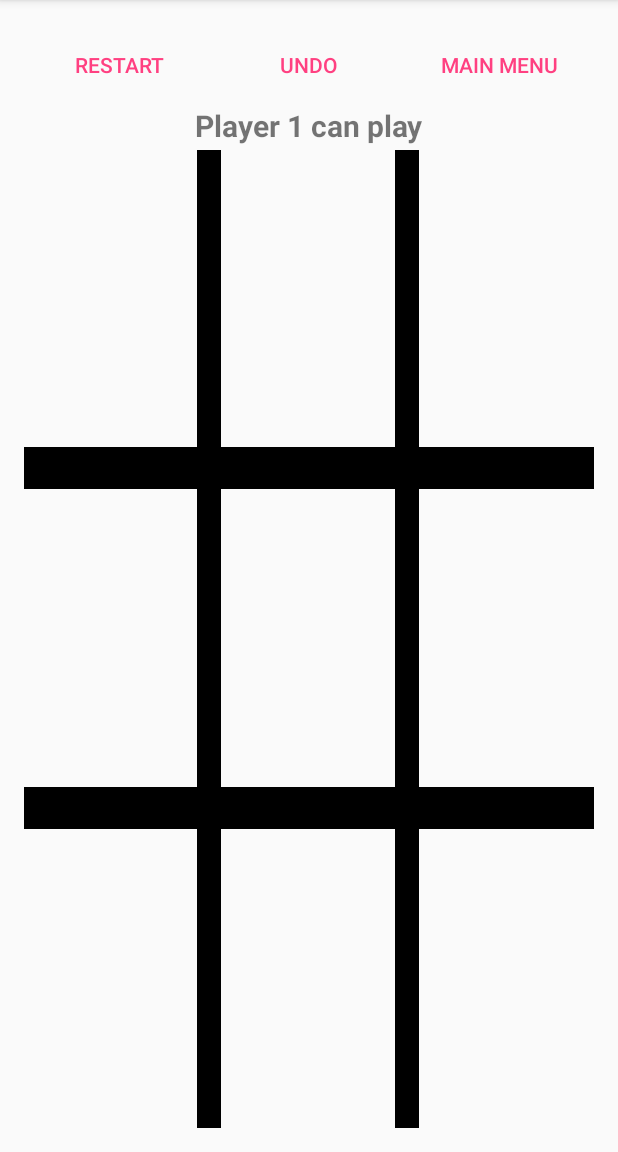
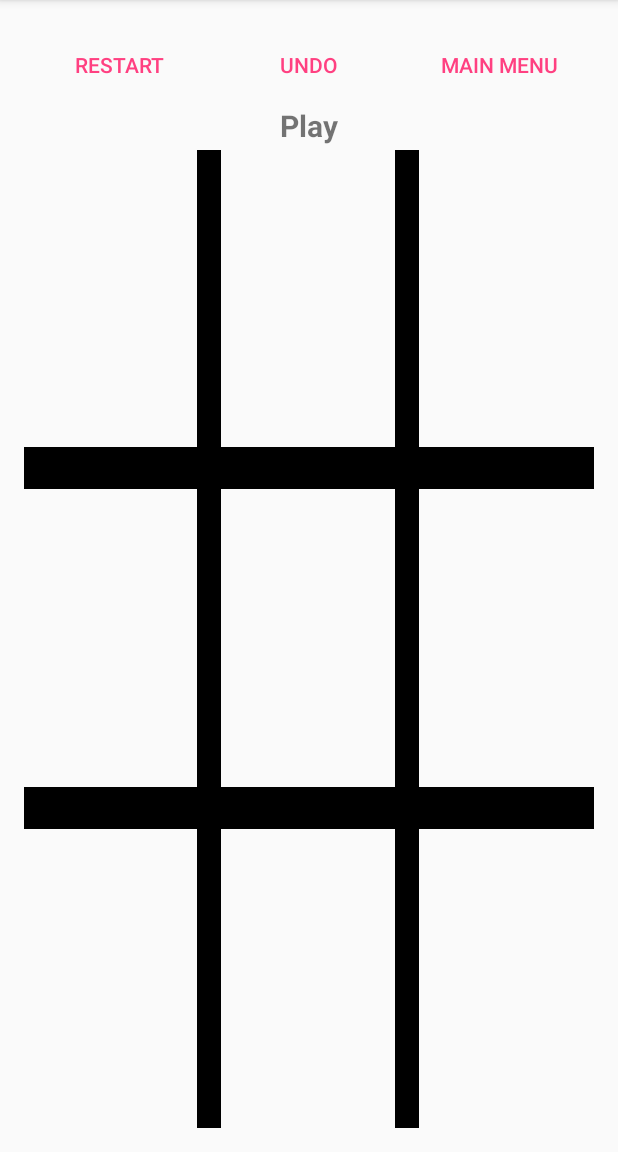
Before and after one commit to punit-kulal/MiniGames, an Android app: the TicTacToe1P screen opened directly, with no data from a screen before it, after a tap on "RESTART", on a phone screen of 412 x 824 dp, the part 84-1236 px from its top. Run offline under Robolectric (Android 15) with nearby library versions, the phone set to English and light mode, and no system bars.

Commit message:
Integrated 1P for tic tac toe Switched to common layout.

```diff
--- a/app/src/main/java/com/example/android/minigames/TicTacToe1P.java
+++ b/app/src/main/java/com/example/android/minigames/TicTacToe1P.java
@@ -1,14 +1,170 @@
 package com.example.android.minigames;
 
+import android.content.Intent;
+import android.graphics.Color;
+import android.os.Build;
 import android.os.Bundle;
 import android.support.v7.app.AppCompatActivity;
+import android.view.View;
+import android.widget.Button;
+import android.widget.ImageView;
+import android.widget.TextView;
+
+import java.util.Arrays;
+import java.util.Stack;
+
+import static com.example.android.minigames.R.layout.tic_tac_toe;
+import static com.example.android.minigames.TicTacToeAI.DEALLOCATE;
+import static com.example.android.minigames.TicTacToeAI.SIZE;
+import static com.example.android.minigames.TicTacToeAI.board;
+import static com.example.android.minigames.TicTacToeAI.hasWon;
 
 public class TicTacToe1P extends AppCompatActivity {
+    int[] imageSelector = new int[2];
+    ImageView[][] list = new ImageView[3][3];
+    boolean winner = false;
+    int[][] idArray;
+    int id, compImage = 0, humanImage = 1;
+    Stack<Integer> undo = new Stack<>();
+    TicTacToeAI pc = new TicTacToeAI();
 
     @Override
     protected void onCreate(Bundle savedInstanceState) {
         super.onCreate(savedInstanceState);
-        setContentView(R.layout.tic_tac_toe1_p);
+        setContentView(tic_tac_toe);
+        idArray = new int[][]{{R.id.one, R.id.two, R.id.three},
+                {R.id.four, R.id.five, R.id.six},
+                {R.id.seven, R.id.eight, R.id.nine}};
+        imageSelector[0] = R.mipmap.x;
+        imageSelector[1] = R.mipmap.gameo;
+        for (int i = 0; i < 3; i++) {
+            Arrays.fill(board[i], DEALLOCATE);
+            for (int j = 0; j < 3; j++) {
+                list[i][j] = (ImageView) findViewById(idArray[i][j]);
+            }
+        }
+        //Initializing here because common layout.
+        ((TextView) findViewById(R.id.Player)).setText(R.string.t1_inital);
     }
 
+    public void addMarker(View view) {
+        allotmove((ImageView) view, humanImage, TicTacToeAI.HUMAN);
+        if (checkIfOver(R.string.t1_hwin)) {
+            return;
+        }
+        //Computer plays;
+        int[] temp;
+        temp = pc.move();
+        allotmove((ImageView) findViewById(idArray[temp[0]][temp[1]]), compImage, TicTacToeAI.COMPUTER);
+        if (checkIfOver(R.string.t1_cwin))
+            ;
+    }
+
+    private boolean checkIfOver(int stringID) {
+        if (hasWon()) {
+            afterGameOver(stringID);
+            return true;
+        }
+        if (isDraw()) {
+            afterGameOver(R.string.draw);
+            return true;
+        }
+        return false;
+    }
+
+    void allotmove(ImageView view, int imageselect, int player) {
+        int[] move;
+        view.setImageResource(imageSelector[imageselect]);
+        view.setTag(imageSelector[imageselect]);
+        view.setOnClickListener(null);
+        id = view.getId();
+        undo.add(id);
+        move = getRowCol(id);
+        board[move[0]][move[1]] = player;
+    }
+
+    void afterGameOver(int stringID) {
+        for (int i = 0; i < SIZE; i++) {
+            for (int j = 0; j < SIZE; j++) {
+                list[i][j].setOnClickListener(null);
+            }
+        }
+        ((TextView)findViewById(R.id.Player)).setText(stringID);
+        Button undo_button = (Button)findViewById(R.id.UNDO);
+        undo_button.setClickable(false);
+        undo_button.setTextColor(Color.GRAY);
+    }
+
+    public void restart(View view) {
+        //Clearing Board, clearing image view,tags and resetting thier listener
+        for (int i = 0; i < SIZE; i++) {
+            for (int j = 0; j < SIZE; j++) {
+                board[i][j] = DEALLOCATE;
+                list[i][j].setImageResource(0);
+                list[i][j].setTag(null);
+                list[i][j].setOnClickListener(new View.OnClickListener() {
+                    @Override
+                    public void onClick(View v) {
+                        addMarker(v);
+                    }
+                });
+            }
+        }
+        ((TextView) findViewById(R.id.Player)).setText(R.string.t1_inital);
+        findViewById(R.id.UNDO).setClickable(true);
+        if (Build.VERSION.SDK_INT >= Build.VERSION_CODES.M) {
+            ((Button)findViewById(R.id.UNDO)).setTextColor(getResources().getColor(R.color.colorAccent,null));
+        }
+        else
+            ((Button)findViewById(R.id.UNDO)).setTextColor(getResources().getColor(R.color.colorAccent));
+    }
+
+    public void mainMenu(View view) {
+        Intent intent = new Intent(getApplicationContext(), MainActivity.class);
+        startActivity(intent);
+    }
+
+    private boolean isDraw() {
+        for (int i = 0; i < SIZE; i++) {
+            for (int j = 0; j < SIZE; j++) {
+                if (board[i][j] == DEALLOCATE)
+                    return false;
+            }
+        }
+        return true;
+    }
+
+    //helper method to return row,id;
+    private int[] getRowCol(int id) {
+        for (int row = 0; row < SIZE; row++) {
+            for (int col = 0; col < SIZE; col++) {
+                if (id == idArray[row][col])
+                    return new int[]{row, col};
+            }
+        }
+        //if not matcing throw null pointer exception
+        return null;
+    }
+
+
+    public void undo(View view) {
+        if (!undo.isEmpty()) {
+            int currentID;
+            ImageView currentImage;
+            int[] move;
+            for (int i = 0; i < 2; i++) {
+                currentID = undo.pop();
+                currentImage = (ImageView) findViewById(currentID);
+                currentImage.setImageResource(0);
+                currentImage.setOnClickListener(new View.OnClickListener() {
+                    @Override
+                    public void onClick(View v) {
+                        addMarker(v);
+                    }
+                });
+                move = getRowCol(currentID);
+                board[move[0]][move[1]] = DEALLOCATE;
+            }
+        }
+    }
 }
--- a/app/src/main/res/layout/tic_tac_toe1_p.xml
+++ /dev/null
@@ -1,200 +0,0 @@
-<?xml version="1.0" encoding="utf-8"?>
-<RelativeLayout xmlns:android="http://schemas.android.com/apk/res/android"
-    xmlns:tools="http://schemas.android.com/tools"
-    android:id="@+id/activity_tic_tac_toe2_p"
-    android:layout_width="match_parent"
-    android:layout_height="match_parent"
-    android:paddingBottom="@dimen/activity_vertical_margin"
-    android:paddingLeft="@dimen/activity_horizontal_margin"
-    android:paddingRight="@dimen/activity_horizontal_margin"
-    android:paddingTop="@dimen/activity_vertical_margin"
-    tools:context="com.example.android.minigames.TicTacToe1P">
-    <LinearLayout
-        android:layout_width="match_parent"
-        android:layout_height="wrap_content"
-        android:orientation="vertical"
-        android:id="@+id/nongame">
-        <LinearLayout
-            android:layout_width="match_parent"
-            android:layout_height="wrap_content"
-            android:orientation="horizontal"
-            style="?android:attr/buttonBarStyle"
-            >
-            <Button
-                style="?android:attr/buttonBarButtonStyle"
-                android:layout_width="0dp"
-                android:layout_height="match_parent"
-                android:layout_weight="1"
-                android:padding="10dp"
-                android:text="@string/Restart"
-                android:onClick="restart"
-                />
-            <Button
-                style="?android:attr/buttonBarButtonStyle"
-                android:layout_width="0dp"
-                android:layout_height="match_parent"
-                android:layout_weight="1"
-                android:padding="10dp"
-                android:text="@string/Undo"
-                android:onClick="undo"
-                android:id="@+id/UNDO"/>
-            <Button
-                style="?android:attr/buttonBarButtonStyle"
-                android:layout_width="0dp"
-                android:layout_height="match_parent"
-                android:layout_weight="1"
-                android:padding="10dp"
-                android:text="@string/MainMenu"
-                android:onClick="mainMenu"/>
-        </LinearLayout>
-        <TextView
-            android:layout_width="wrap_content"
-            android:layout_height="30dp"
-            android:id="@+id/Player"
-            android:paddingBottom="3dp"
-            android:text="@string/player_1_can_play"
-            android:layout_gravity="center_horizontal"
-            android:fontFamily="sans-serif"
-            android:textStyle="bold"
-            android:textSize="20sp"/>
-    </LinearLayout>
-
-    <LinearLayout
-        android:layout_width="match_parent"
-        android:layout_height="match_parent"
-        android:orientation="vertical"
-        android:layout_below="@+id/nongame"
-        android:layout_alignParentStart="true"
-        >
-
-        <LinearLayout
-            android:layout_width="match_parent"
-            android:layout_height="0dp"
-            android:layout_weight="7">
-
-            <ImageView
-                android:id="@+id/one"
-                android:layout_width="0dp"
-                android:layout_height="match_parent"
-                android:layout_weight="7"
-                android:onClick="addMarker" />
-
-            <ImageView
-                android:layout_width="0dp"
-                android:layout_height="match_parent"
-                android:layout_weight="1"
-                android:background="@color/game1border" />
-
-            <ImageView
-                android:id="@+id/two"
-                android:layout_width="0dp"
-                android:layout_height="match_parent"
-                android:layout_weight="7"
-                android:onClick="addMarker" />
-
-            <ImageView
-                android:layout_width="0dp"
-                android:layout_height="match_parent"
-                android:layout_weight="1"
-                android:background="@color/game1border" />
-
-            <ImageView
-                android:id="@+id/three"
-                android:layout_width="0dp"
-                android:layout_height="match_parent"
-                android:layout_weight="7"
-                android:onClick="addMarker" />
-        </LinearLayout>
-
-        <ImageView
-            android:layout_width="match_parent"
-            android:layout_height="0dp"
-            android:layout_weight="1"
-            android:background="@color/game1border" />
-
-        <LinearLayout
-            android:layout_width="match_parent"
-            android:layout_height="0dp"
-            android:layout_weight="7">
-
-            <ImageView
-                android:id="@+id/four"
-                android:layout_width="0dp"
-                android:layout_height="match_parent"
-                android:layout_weight="7"
-                android:onClick="addMarker" />
-
-            <ImageView
-                android:layout_width="0dp"
-                android:layout_height="match_parent"
-                android:layout_weight="1"
-                android:background="@color/game1border" />
-
-            <ImageView
-                android:id="@+id/five"
-                android:layout_width="0dp"
-                android:layout_height="match_parent"
-                android:layout_weight="7"
-                android:onClick="addMarker" />
-
-            <ImageView
-                android:layout_width="0dp"
-                android:layout_height="match_parent"
-                android:layout_weight="1"
-                android:background="@color/game1border" />
-
-            <ImageView
-                android:id="@+id/six"
-                android:layout_width="0dp"
-                android:layout_height="match_parent"
-                android:layout_weight="7"
-                android:onClick="addMarker" />
-        </LinearLayout>
-
-        <ImageView
-            android:layout_width="match_parent"
-            android:layout_height="0dp"
-            android:layout_weight="1"
-            android:background="@color/game1border" />
-
-        <LinearLayout
-            android:layout_width="match_parent"
-            android:layout_height="0dp"
-            android:layout_weight="7">
-
-            <ImageView
-                android:id="@+id/seven"
-                android:layout_width="0dp"
-                android:layout_height="match_parent"
-                android:layout_weight="7"
-                android:onClick="addMarker" />
-
-            <ImageView
-                android:layout_width="0dp"
-                android:layout_height="match_parent"
-                android:layout_weight="1"
-                android:background="@color/game1border" />
-
-            <ImageView
-                android:id="@+id/eight"
-                android:layout_width="0dp"
-                android:layout_height="match_parent"
-                android:layout_weight="7"
-                android:onClick="addMarker" />
-
-            <ImageView
-                android:layout_width="0dp"
-                android:layout_height="match_parent"
-                android:layout_weight="1"
-                android:background="@color/game1border" />
-
-            <ImageView
-                android:id="@+id/nine"
-                android:layout_width="0dp"
-                android:layout_height="match_parent"
-                android:layout_weight="7"
-                android:onClick="addMarker" />
-        </LinearLayout>
-    </LinearLayout>
-
-</RelativeLayout>
--- a/app/src/main/res/values/strings.xml
+++ b/app/src/main/res/values/strings.xml
@@ -10,6 +10,13 @@
     <string name="play">\u0020 can play</string>
     <string name="draw">Game is a draw</string>
     <string name="player_1_can_play">Player 1 can play</string>
+    <string name="t1_hwin">You win.</string>
+    <string name="t1_cwin">Computer win</string>
+    <string name="t1_inital">Play</string>
+    <string name="g1_t2_p2play">Player 2 can play</string>
+    <string name="t2_p1play">Player 1 play</string>
+    <string name="t2_p2won">Player 2 has won</string>
+    <string name="t2_p1won">Player 1 has won</string>
     <string-array name="number_player_">
         <item>1P</item>
         <item>2P</item>
```
Also changed, not shown: app/src/main/java/com/example/android/minigames/TicTacToe2P.java (+8 -8 lines), app/src/main/java/com/example/android/minigames/TicTacToeAI.java (+10 -13 lines), app/src/main/res/layout/tic_tac_toe.xml (renamed from app/src/main/res/layout/tic_tac_toe2_p.xml).
